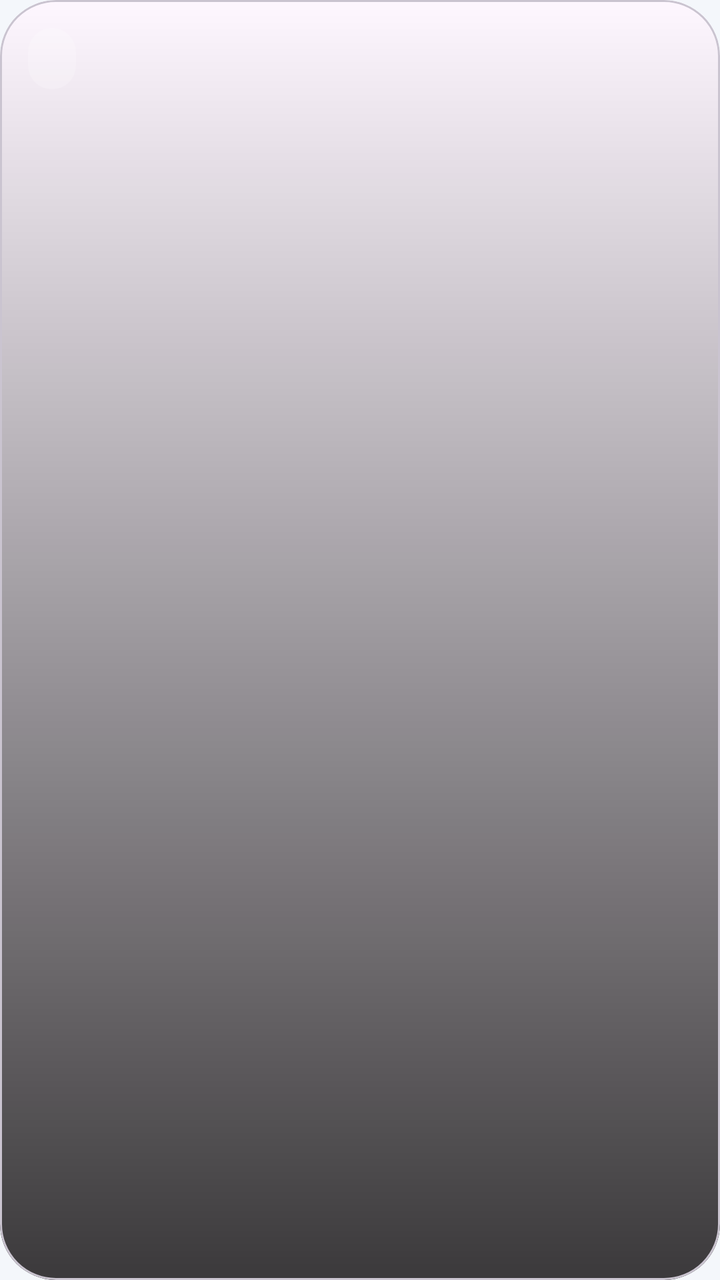
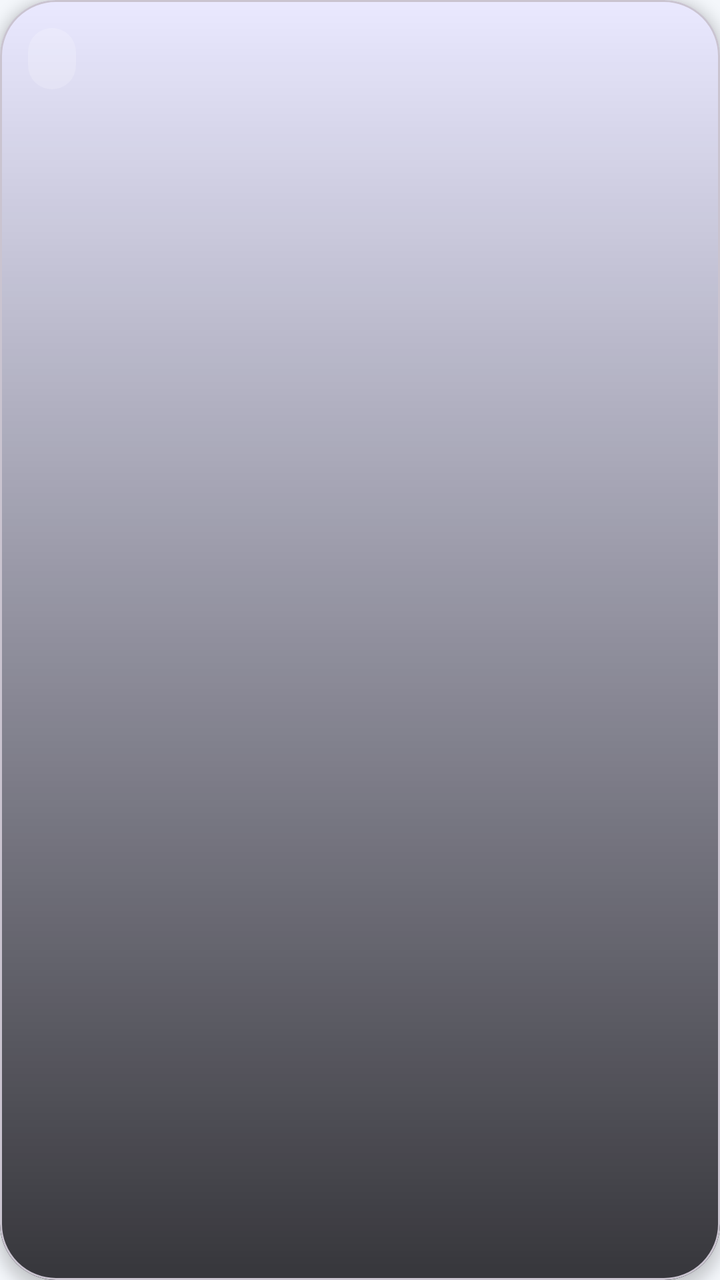

Screens rendered from an Android XML layout before and after an edit, with the pre-edit source and the edit as a unified diff.
<!-- AndroidManifest.xml: application theme Theme.Wallpapiers -->
<!-- res/layout/item_trending_wallpaper.xml -->
<?xml version="1.0" encoding="utf-8"?>
<com.google.android.material.card.MaterialCardView xmlns:android="http://schemas.android.com/apk/res/android"
    xmlns:app="http://schemas.android.com/apk/res-auto"
    android:layout_width="220dp"
    android:layout_height="300dp"
    android:layout_marginEnd="14dp"
    app:cardCornerRadius="28dp"
    app:cardElevation="0dp">

    <androidx.constraintlayout.widget.ConstraintLayout
        android:layout_width="match_parent"
        android:layout_height="match_parent">

        <ImageView
            android:id="@+id/ivWallpaper"
            android:layout_width="0dp"
            android:layout_height="0dp"
            android:scaleType="centerCrop"
            app:layout_constraintBottom_toBottomOf="parent"
            app:layout_constraintEnd_toEndOf="parent"
            app:layout_constraintStart_toStartOf="parent"
            app:layout_constraintTop_toTopOf="parent" />

        <View
            android:layout_width="0dp"
            android:layout_height="0dp"
            android:background="@drawable/bg_detail_scrim_bottom"
            app:layout_constraintBottom_toBottomOf="parent"
            app:layout_constraintEnd_toEndOf="parent"
            app:layout_constraintStart_toStartOf="parent"
            app:layout_constraintTop_toTopOf="parent" />

        <TextView
            android:id="@+id/tvMetric"
            android:layout_width="wrap_content"
            android:layout_height="wrap_content"
            android:layout_margin="14dp"
            android:background="@drawable/bg_stats_chip"
            android:paddingHorizontal="12dp"
            android:paddingVertical="8dp"
            android:textColor="@android:color/white"
            android:textSize="11sp"
            android:textStyle="bold"
            app:layout_constraintStart_toStartOf="parent"
            app:layout_constraintTop_toTopOf="parent" />

        <TextView
            android:id="@+id/tvWallpaperTitle"
            android:layout_width="0dp"
            android:layout_height="wrap_content"
            android:layout_marginStart="16dp"
            android:layout_marginEnd="16dp"
            android:layout_marginBottom="42dp"
            android:maxLines="2"
            android:textColor="@android:color/white"
            android:textSize="20sp"
            android:textStyle="bold"
            app:layout_constraintBottom_toTopOf="@id/tvPhotographer"
            app:layout_constraintEnd_toEndOf="parent"
            app:layout_constraintStart_toStartOf="parent" />

        <TextView
            android:id="@+id/tvPhotographer"
            android:layout_width="0dp"
            android:layout_height="wrap_content"
            android:layout_marginStart="16dp"
            android:layout_marginEnd="16dp"
            android:layout_marginBottom="16dp"
            android:textColor="#E6FFFFFF"
            android:textSize="13sp"
            app:layout_constraintBottom_toBottomOf="parent"
            app:layout_constraintEnd_toEndOf="parent"
            app:layout_constraintStart_toStartOf="parent" />

    </androidx.constraintlayout.widget.ConstraintLayout>

</com.google.android.material.card.MaterialCardView>
<!-- resources referenced by this layout -->
<resources>
  <!-- drawable bg_detail_scrim_bottom (drawable) -->
  <?xml version="1.0" encoding="utf-8"?>
  <shape xmlns:android="http://schemas.android.com/apk/res/android">
      <gradient
          android:angle="90"
          android:endColor="#00000000"
          android:startColor="@color/scrim_dark" />
  </shape>
  <!-- drawable bg_stats_chip (drawable) -->
  <?xml version="1.0" encoding="utf-8"?>
  <shape xmlns:android="http://schemas.android.com/apk/res/android">
      <corners android:radius="999dp" />
      <solid android:color="#2EFFFFFF" />
  </shape>
  <style name="Theme.Wallpapiers" parent="Theme.Material3.Light.NoActionBar">
          <item name="colorPrimary">@color/primary</item>
          <item name="colorSecondary">@color/accent</item>
          <item name="android:windowBackground">@color/background_light</item>
          <item name="android:statusBarColor">@color/background_light</item>
          <item name="android:windowLightStatusBar">true</item>
          <item name="android:navigationBarColor">@color/background_light</item>
      </style>
  <color name="scrim_dark">#C4000000</color>
  <color name="primary">#2E6BFF</color>
  <color name="accent">#71F2C5</color>
  <color name="background_light">#F4F7FB</color>
</resources>

<!-- the commit's change to res/layout/item_trending_wallpaper.xml (unified diff, before → after) -->
@@ -1,11 +1,11 @@
 <?xml version="1.0" encoding="utf-8"?>
 <com.google.android.material.card.MaterialCardView xmlns:android="http://schemas.android.com/apk/res/android"
     xmlns:app="http://schemas.android.com/apk/res-auto"
-    android:layout_width="220dp"
+    android:layout_width="200dp"
     android:layout_height="300dp"
     android:layout_marginEnd="14dp"
     app:cardCornerRadius="28dp"
-    app:cardElevation="0dp">
+    app:cardElevation="4dp">
 
     <androidx.constraintlayout.widget.ConstraintLayout
         android:layout_width="match_parent"
